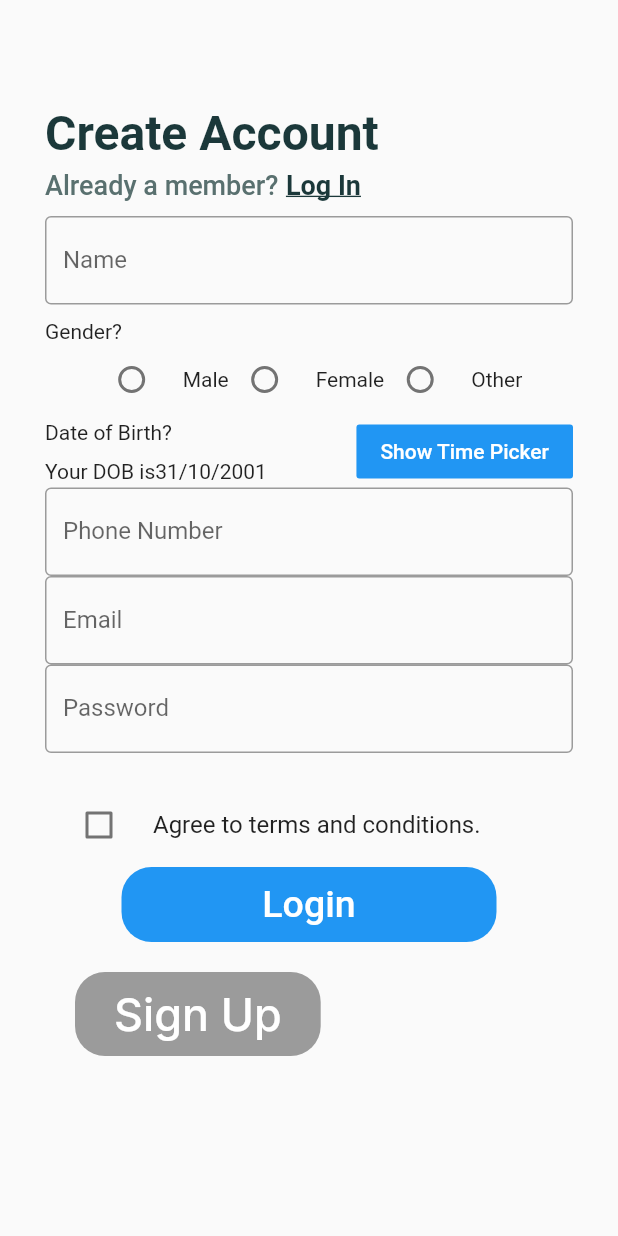
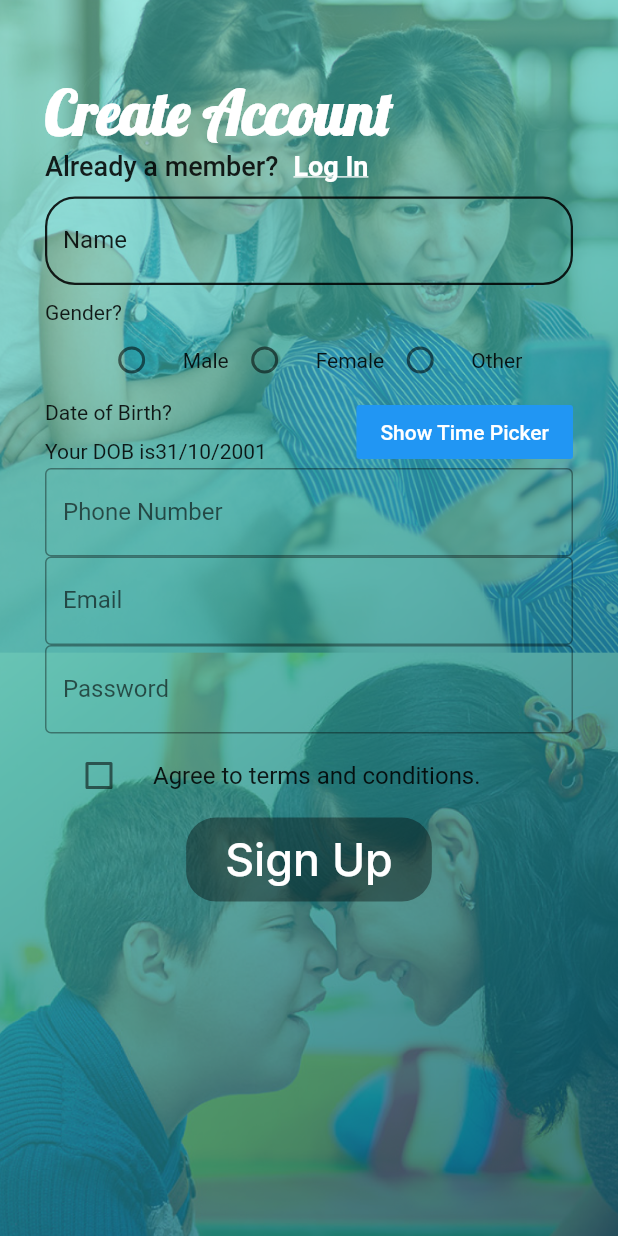
Before and after one commit to aryansolanki/autobuddy_asd_app, a Flutter app: the screen it shows after launch, on a phone screen of 412 x 824 dp. Run offline on Flutter 3.47's test engine with Material 2 defaults, Android fonts, the light colour scheme and no system bars; our stand-ins replace flutter_signin_button, flutter_spinkit, form_field_validator.

Commit message:
validation of sign up complete and decoration till name complete

```diff
--- a/autobuddy_asd/autobuddy_asd_app/lib/custom_widgets/sign_up_page/signup_form.dart
+++ b/autobuddy_asd/autobuddy_asd_app/lib/custom_widgets/sign_up_page/signup_form.dart
@@ -1,7 +1,12 @@
 // real form
 import 'package:flutter/material.dart';
 
-import 'package:form_field_validator/form_field_validator.dart';
+import 'package:form_field_validator/form_field_validator.dart'; //for multi validation
+
+import 'package:autobuddy_asd_app/text.dart';
+import 'package:autobuddy_asd_app/colour.dart';
+
+import 'package:autobuddy_asd_app/screen/sign_in.dart'; //routing
 
 class SignUpForm extends StatefulWidget {
   const SignUpForm({Key? key}) : super(key: key);
@@ -57,11 +62,22 @@ class _SignUpFormState extends State<SignUpForm> {
         child: Column(
           children: <Widget>[
             TextFormField(
+              style: TextStyle(
+                color: Colors.black,
+                decorationColor: Colors.black, //Font color change
+              ),
               controller: child_name_controller,
               decoration: InputDecoration(
-                  border: OutlineInputBorder(),
+                //normal border does not work so enableborder used
+                enabledBorder: OutlineInputBorder(
+                  borderRadius: BorderRadius.circular(20.0),
+                  borderSide: BorderSide(color: Colors.black87, width: 1.5),
+                ),
                 labelText: 'Name ',
-                  hintText: 'Enter Name of Child'),
+                labelStyle: TextStyle(color: Colors.black87),
+                hintText: 'Enter Name of Child',
+                hintStyle: TextStyle(color: Colors.black54),
+              ),
               validator: RequiredValidator(errorText: "* Required"),
             ),
             SizedBox(
@@ -196,9 +212,9 @@ class _SignUpFormState extends State<SignUpForm> {
                           'passwords must have at least one special character')
                 ])),
             //check box
-            SizedBox(
-              height: 20,
-            ),
+            // SizedBox(
+            //   height: 20,
+            // ),
             CheckboxListTile(
               title: const Text("Agree to terms and conditions."),
               controlAffinity: ListTileControlAffinity.leading,
@@ -212,27 +228,48 @@ class _SignUpFormState extends State<SignUpForm> {
             ),
 
             //XXXXXXXXXXXXXXXXXXXXXXXXXXXXXXXXXXXXXXXXXXXXXXXXXXXXXXXXXX
+
             Container(
-              height: 50,
-              width: 250,
-              decoration: BoxDecoration(
-                  color: Colors.blue, borderRadius: BorderRadius.circular(20)),
-              child: FlatButton(
-                onPressed: () {
+              padding: EdgeInsets.symmetric(horizontal: 50),
+              child: RaisedButton(
+                onPressed: check_box
+                    ? () {
                         if (formkey.currentState!.validate()) {
                           print("Validated");
                           child_name = child_name_controller.text;
+                          phone_number = phone_number_controller.text;
+                          email = email_controller.text;
+                          password = password_controller.text;
 
                           print("$child_name");
                           print("$gender");
+                          print("$date_day");
+                          print("$date_month");
+                          print("$date_year");
+                          print("$phone_number");
+                          print("$email");
+                          print("$password");
+                          Navigator.of(context).pushNamed(
+                              "/sign_in"); //------------>enter routing here after login
                         } else {
                           print("Not Validated");
                         }
-                },
+                      }
+                    : null,
+                shape: RoundedRectangleBorder(
+                    borderRadius: BorderRadius.circular(20)),
+                child: Container(
+                  padding: EdgeInsets.all(10.0),
                   child: Text(
-                  'Login',
-                  style: TextStyle(color: Colors.white, fontSize: 25),
+                    'Sign Up',
+                    style: TextStyle(
+                      fontSize: 30.0,
+                      fontFamily: text1,
+                      color: Colors.white,
                     ),
+                  ),
+                ),
+                color: option_button_colour,
               ),
             ),
           ],
--- a/autobuddy_asd/autobuddy_asd_app/lib/custom_widgets/sign_up_page/theme.dart
+++ b/autobuddy_asd/autobuddy_asd_app/lib/custom_widgets/sign_up_page/theme.dart
@@ -1,19 +1,27 @@
 import 'package:flutter/material.dart';
 
-const kPrimaryColor = Color(0xFF1B383A);
-const kSecondaryColor = Color(0xFF59706F);
-const kDarkGreyColor = Color(0xFFA8A8A8);
-const kWhiteColor = Color(0xFFFFFFFF);
-const kZambeziColor = Color(0xFF5B5B5B);
-const kBlackColor = Color(0xFF272726);
-const kTextFieldColor = Color(0xFF979797);
+import 'package:autobuddy_asd_app/text.dart';
+
+const kPrimaryColor = Colors.white;
+const kSecondaryColor = Colors.black87;
 
 const kDefaultPadding = EdgeInsets.symmetric(horizontal: 30);
 
-TextStyle titleText =
-    TextStyle(color: kPrimaryColor, fontSize: 32, fontWeight: FontWeight.w700);
+TextStyle headingText = TextStyle(
+    color: kPrimaryColor,
+    fontFamily: text2,
+    fontSize: 53,
+    fontWeight: FontWeight.w700);
+
+TextStyle titleText = TextStyle(
+    color: kPrimaryColor,
+    fontFamily: text2,
+    fontSize: 40,
+    fontWeight: FontWeight.w700);
+
 TextStyle subTitle = TextStyle(
     color: kSecondaryColor, fontSize: 18, fontWeight: FontWeight.w500);
+
 TextStyle textButton = TextStyle(
   color: kPrimaryColor,
   fontSize: 18,
--- a/autobuddy_asd/autobuddy_asd_app/lib/screen/sign_up1.dart
+++ b/autobuddy_asd/autobuddy_asd_app/lib/screen/sign_up1.dart
@@ -14,17 +14,24 @@ class sign_up1 extends StatefulWidget {
 }
 
 class _sign_up1State extends State<sign_up1> {
-  dynamic check_box = false;
-
   @override
   Widget build(BuildContext context) {
-    return Scaffold(
+    return Container(
+      // scaffold does not have background image property so used container
+      decoration: BoxDecoration(
+        image: DecorationImage(
+            image: AssetImage('assets/background1.png'),
+            fit: BoxFit.cover), //fit to resize image and cover full screen
+      ),
+      child: Scaffold(
+        backgroundColor: Colors
+            .transparent, //default colour is white which will hide background pic so set it as transparent
         body: SingleChildScrollView(
           child: Column(
             crossAxisAlignment: CrossAxisAlignment.start,
             children: [
               SizedBox(
-              height: 70,
+                height: 50,
               ),
               Padding(
                 padding: kDefaultPadding,
@@ -32,9 +39,6 @@ class _sign_up1State extends State<sign_up1> {
                   'Create Account',
                   style: titleText,
                 ),
-            ),
-            SizedBox(
-              height: 5,
               ),
               Padding(
                 padding: kDefaultPadding,
@@ -45,7 +49,7 @@ class _sign_up1State extends State<sign_up1> {
                       style: subTitle,
                     ),
                     SizedBox(
-                    width: 5,
+                      width: 10,
                     ),
                     GestureDetector(
                       onTap: () {
@@ -69,34 +73,8 @@ class _sign_up1State extends State<sign_up1> {
                 padding: kDefaultPadding,
                 child: SignUpForm(),
               ),
-            SizedBox(
-              height: 20,
+            ],
           ),
-            Container(
-              padding: EdgeInsets.symmetric(horizontal: 50),
-              child: RaisedButton(
-                onPressed: check_box
-                    ? () {
-                        Navigator.of(context).pushNamed("/sign_in");
-                      }
-                    : null,
-                shape: RoundedRectangleBorder(
-                    borderRadius: BorderRadius.circular(20)),
-                child: Container(
-                  padding: EdgeInsets.all(10.0),
-                  child: Text(
-                    'Sign Up',
-                    style: TextStyle(
-                      fontSize: 30.0,
-                      fontFamily: text1,
-                      color: Colors.white,
-                    ),
-                  ),
-                ),
-                color: option_button_colour,
-              ),
-            ),
-          ],
         ),
       ),
     );
```
Also changed, not shown: autobuddy_asd/autobuddy_asd_app/lib/custom_widgets/sign_up_page/sign_up_form.dart (deleted, +0 -78 lines). Lines whose indentation alone changed are shown as unchanged.
